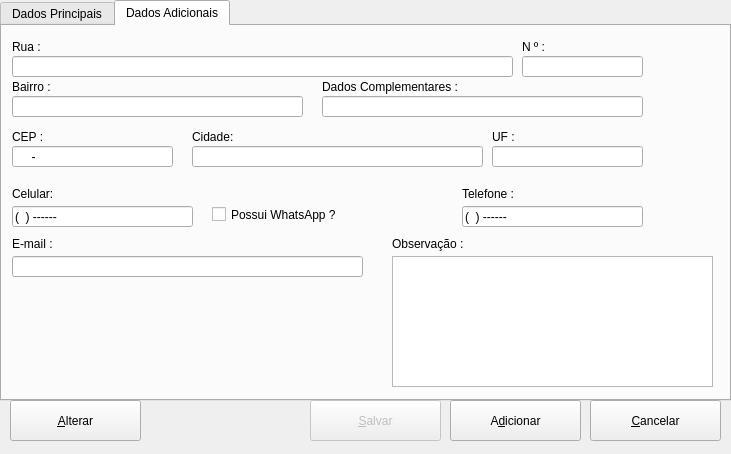
This is ui/CadAgencia.ui in Locked666/My-Finance-QtDesigner as Qt 5 draws it before an edit. The edited form follows.
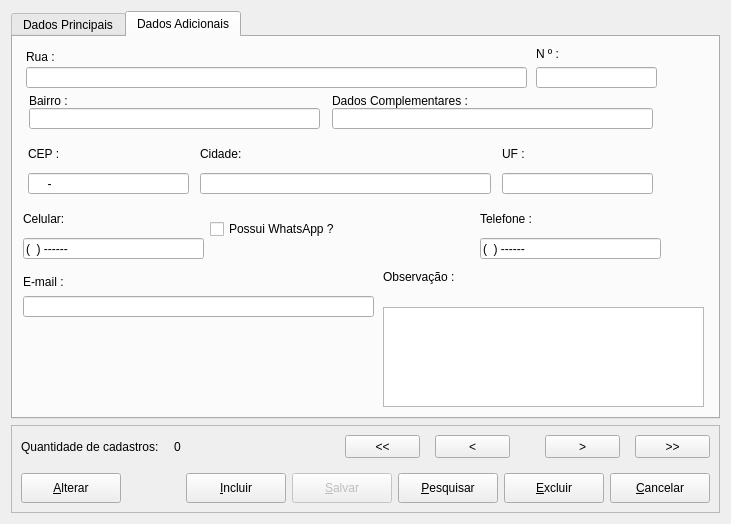
This is the edited form. The open tabs and pages were chosen to show the change. Icons and pictures are not drawn.

```diff
--- a/ui/CadAgencia.ui
+++ b/ui/CadAgencia.ui
@@ -10,7 +10,7 @@
     <x>0</x>
     <y>0</y>
     <width>731</width>
-    <height>454</height>
+    <height>524</height>
    </rect>
   </property>
   <property name="windowTitle">
@@ -19,15 +19,9 @@
   <property name="styleSheet">
    <string notr="true">font: 12pt &quot;Segoe UI&quot;;</string>
   </property>
+  <layout class="QVBoxLayout" name="verticalLayout_15">
+   <item>
   <widget class="QTabWidget" name="tabWidget">
-   <property name="geometry">
-    <rect>
-     <x>0</x>
-     <y>0</y>
-     <width>731</width>
-     <height>401</height>
-    </rect>
-   </property>
    <property name="styleSheet">
     <string notr="true">font: 12pt &quot;Segoe UI&quot;;</string>
    </property>
@@ -223,168 +217,273 @@
     <attribute name="title">
      <string>Dados Adicionais</string>
     </attribute>
+      <widget class="QWidget" name="">
+       <property name="geometry">
+        <rect>
+         <x>370</x>
+         <y>210</y>
+         <width>323</width>
+         <height>160</height>
+        </rect>
+       </property>
+       <layout class="QVBoxLayout" name="vertical_obs">
+        <property name="spacing">
+         <number>0</number>
+        </property>
+        <item>
+         <widget class="QLabel" name="label_27">
+          <property name="text">
+           <string>Observação :</string>
+          </property>
+         </widget>
+        </item>
+        <item>
+         <widget class="QPlainTextEdit" name="plainTextEdit">
+          <property name="minimumSize">
+           <size>
+            <width>321</width>
+            <height>100</height>
+           </size>
+          </property>
+          <property name="maximumSize">
+           <size>
+            <width>321</width>
+            <height>100</height>
+           </size>
+          </property>
+         </widget>
+        </item>
+       </layout>
+      </widget>
+      <widget class="QWidget" name="">
+       <property name="geometry">
+        <rect>
+         <x>10</x>
+         <y>10</y>
+         <width>638</width>
+         <height>212</height>
+        </rect>
+       </property>
+       <layout class="QVBoxLayout" name="verticalLayout_6">
+        <item>
+         <layout class="QVBoxLayout" name="verticalLayout_5">
+          <item>
+           <layout class="QHBoxLayout" name="horizontalLayout_9">
+            <item>
+             <layout class="QVBoxLayout" name="vertical_rua">
+              <property name="spacing">
+               <number>0</number>
+              </property>
+              <item>
     <widget class="QLabel" name="label_11">
-     <property name="geometry">
-      <rect>
-       <x>10</x>
-       <y>10</y>
-       <width>141</width>
-       <height>21</height>
-      </rect>
-     </property>
      <property name="text">
       <string>Rua :</string>
      </property>
     </widget>
+              </item>
+              <item>
     <widget class="QLineEdit" name="lineEdit_9">
-     <property name="geometry">
-      <rect>
-       <x>10</x>
-       <y>30</y>
+                <property name="minimumSize">
+                 <size>
        <width>501</width>
        <height>21</height>
-      </rect>
-     </property>
-    </widget>
+                 </size>
+                </property>
+                <property name="maximumSize">
+                 <size>
+                  <width>501</width>
+                  <height>21</height>
+                 </size>
+                </property>
+               </widget>
+              </item>
+             </layout>
+            </item>
+            <item>
+             <layout class="QVBoxLayout" name="vertical_numero">
+              <item>
     <widget class="QLabel" name="label_18">
-     <property name="geometry">
-      <rect>
-       <x>520</x>
-       <y>10</y>
-       <width>141</width>
-       <height>21</height>
-      </rect>
-     </property>
      <property name="text">
       <string>N º :</string>
      </property>
     </widget>
+              </item>
+              <item>
     <widget class="QLineEdit" name="lineEdit_16">
-     <property name="geometry">
-      <rect>
-       <x>520</x>
-       <y>30</y>
+                <property name="minimumSize">
+                 <size>
        <width>121</width>
        <height>21</height>
-      </rect>
-     </property>
-    </widget>
+                 </size>
+                </property>
+                <property name="maximumSize">
+                 <size>
+                  <width>121</width>
+                  <height>21</height>
+                 </size>
+                </property>
+               </widget>
+              </item>
+             </layout>
+            </item>
+           </layout>
+          </item>
+          <item>
+           <layout class="QHBoxLayout" name="horizontalLayout_10">
+            <item>
+             <layout class="QVBoxLayout" name="vertical_bairro">
+              <property name="spacing">
+               <number>0</number>
+              </property>
+              <item>
     <widget class="QLabel" name="label_19">
-     <property name="geometry">
-      <rect>
-       <x>10</x>
-       <y>50</y>
-       <width>141</width>
-       <height>21</height>
-      </rect>
-     </property>
      <property name="text">
       <string>Bairro :</string>
      </property>
     </widget>
+              </item>
+              <item>
     <widget class="QLineEdit" name="lineEdit_15">
-     <property name="geometry">
-      <rect>
-       <x>10</x>
-       <y>70</y>
+                <property name="minimumSize">
+                 <size>
        <width>291</width>
        <height>21</height>
-      </rect>
-     </property>
-    </widget>
+                 </size>
+                </property>
+                <property name="maximumSize">
+                 <size>
+                  <width>291</width>
+                  <height>21</height>
+                 </size>
+                </property>
+               </widget>
+              </item>
+             </layout>
+            </item>
+            <item>
+             <layout class="QVBoxLayout" name="vertical_complementar">
+              <property name="spacing">
+               <number>0</number>
+              </property>
+              <item>
     <widget class="QLabel" name="label_20">
-     <property name="geometry">
-      <rect>
-       <x>320</x>
-       <y>50</y>
-       <width>211</width>
-       <height>21</height>
-      </rect>
-     </property>
      <property name="text">
       <string>Dados Complementares :</string>
      </property>
     </widget>
+              </item>
+              <item>
     <widget class="QLineEdit" name="lineEdit_17">
-     <property name="geometry">
-      <rect>
-       <x>320</x>
-       <y>70</y>
+                <property name="minimumSize">
+                 <size>
        <width>321</width>
        <height>21</height>
-      </rect>
-     </property>
-    </widget>
+                 </size>
+                </property>
+                <property name="maximumSize">
+                 <size>
+                  <width>321</width>
+                  <height>21</height>
+                 </size>
+                </property>
+               </widget>
+              </item>
+             </layout>
+            </item>
+           </layout>
+          </item>
+         </layout>
+        </item>
+        <item>
+         <layout class="QHBoxLayout" name="horizontalLayout_11">
+          <item>
+           <layout class="QVBoxLayout" name="vertical_cep">
+            <property name="spacing">
+             <number>0</number>
+            </property>
+            <item>
     <widget class="QLabel" name="label_21">
-     <property name="geometry">
-      <rect>
-       <x>10</x>
-       <y>100</y>
-       <width>141</width>
-       <height>21</height>
-      </rect>
-     </property>
      <property name="text">
       <string>CEP :</string>
      </property>
     </widget>
+            </item>
+            <item>
     <widget class="QLineEdit" name="lineEdit_18">
-     <property name="geometry">
-      <rect>
-       <x>10</x>
-       <y>120</y>
+              <property name="minimumSize">
+               <size>
        <width>161</width>
        <height>21</height>
-      </rect>
+               </size>
+              </property>
+              <property name="maximumSize">
+               <size>
+                <width>161</width>
+                <height>21</height>
+               </size>
      </property>
      <property name="inputMask">
       <string>#####-###</string>
      </property>
     </widget>
+            </item>
+           </layout>
+          </item>
+          <item>
+           <layout class="QVBoxLayout" name="vertical_cidade">
+            <property name="spacing">
+             <number>0</number>
+            </property>
+            <item>
     <widget class="QLabel" name="label_22">
-     <property name="geometry">
-      <rect>
-       <x>190</x>
-       <y>100</y>
-       <width>141</width>
-       <height>21</height>
-      </rect>
-     </property>
      <property name="text">
       <string>Cidade:</string>
      </property>
     </widget>
+            </item>
+            <item>
     <widget class="QLineEdit" name="lineEdit_19">
-     <property name="geometry">
-      <rect>
-       <x>190</x>
-       <y>120</y>
+              <property name="minimumSize">
+               <size>
        <width>291</width>
        <height>21</height>
-      </rect>
-     </property>
-    </widget>
+               </size>
+              </property>
+              <property name="maximumSize">
+               <size>
+                <width>291</width>
+                <height>21</height>
+               </size>
+              </property>
+             </widget>
+            </item>
+           </layout>
+          </item>
+          <item>
+           <layout class="QVBoxLayout" name="vertical_uf">
+            <property name="spacing">
+             <number>0</number>
+            </property>
+            <item>
     <widget class="QLabel" name="label_23">
-     <property name="geometry">
-      <rect>
-       <x>490</x>
-       <y>100</y>
-       <width>141</width>
-       <height>21</height>
-      </rect>
-     </property>
      <property name="text">
       <string>UF :</string>
      </property>
     </widget>
+            </item>
+            <item>
     <widget class="QLineEdit" name="lineEdit_20">
-     <property name="geometry">
-      <rect>
-       <x>490</x>
-       <y>120</y>
+              <property name="minimumSize">
+               <size>
        <width>151</width>
        <height>21</height>
-      </rect>
+               </size>
+              </property>
+              <property name="maximumSize">
+               <size>
+                <width>151</width>
+                <height>21</height>
+               </size>
      </property>
      <property name="inputMethodHints">
       <set>Qt::ImhNoAutoUppercase</set>
@@ -393,27 +492,38 @@
       <number>2</number>
      </property>
     </widget>
+            </item>
+           </layout>
+          </item>
+         </layout>
+        </item>
+        <item>
+         <layout class="QHBoxLayout" name="horizontalLayout_4">
+          <item>
+           <layout class="QVBoxLayout" name="verticalLayout_12">
+            <property name="spacing">
+             <number>0</number>
+            </property>
+            <item>
     <widget class="QLabel" name="label_24">
-     <property name="geometry">
-      <rect>
-       <x>10</x>
-       <y>160</y>
-       <width>131</width>
-       <height>16</height>
-      </rect>
-     </property>
      <property name="text">
       <string>Celular:</string>
      </property>
     </widget>
+            </item>
+            <item>
     <widget class="QLineEdit" name="lineEdit_21">
-     <property name="geometry">
-      <rect>
-       <x>10</x>
-       <y>180</y>
+              <property name="minimumSize">
+               <size>
        <width>181</width>
        <height>21</height>
-      </rect>
+               </size>
+              </property>
+              <property name="maximumSize">
+               <size>
+                <width>181</width>
+                <height>21</height>
+               </size>
      </property>
      <property name="inputMask">
       <string>(##) #####-####</string>
@@ -428,14 +538,44 @@
       <enum>Qt::VisualMoveStyle</enum>
      </property>
     </widget>
+            </item>
+           </layout>
+          </item>
+          <item>
+           <widget class="QCheckBox" name="checkBox_4">
+            <property name="text">
+             <string>Possui WhatsApp ?</string>
+            </property>
+            <property name="checked">
+             <bool>false</bool>
+            </property>
+           </widget>
+          </item>
+          <item>
+           <layout class="QVBoxLayout" name="verticalLayout_13">
+            <property name="spacing">
+             <number>0</number>
+            </property>
+            <item>
+             <widget class="QLabel" name="label_25">
+              <property name="text">
+               <string>Telefone :</string>
+              </property>
+             </widget>
+            </item>
+            <item>
     <widget class="QLineEdit" name="lineEdit_22">
-     <property name="geometry">
-      <rect>
-       <x>460</x>
-       <y>180</y>
+              <property name="minimumSize">
+               <size>
        <width>181</width>
        <height>21</height>
-      </rect>
+               </size>
+              </property>
+              <property name="maximumSize">
+               <size>
+                <width>181</width>
+                <height>21</height>
+               </size>
      </property>
      <property name="inputMask">
       <string>(##) ####-####</string>
@@ -450,107 +590,356 @@
       <enum>Qt::VisualMoveStyle</enum>
      </property>
     </widget>
-    <widget class="QLabel" name="label_25">
-     <property name="geometry">
-      <rect>
-       <x>460</x>
-       <y>160</y>
-       <width>131</width>
-       <height>16</height>
-      </rect>
-     </property>
-     <property name="text">
-      <string>Telefone :</string>
-     </property>
-    </widget>
-    <widget class="QCheckBox" name="checkBox_4">
+            </item>
+           </layout>
+          </item>
+         </layout>
+        </item>
+       </layout>
+      </widget>
+      <widget class="QWidget" name="">
      <property name="geometry">
       <rect>
-       <x>210</x>
-       <y>180</y>
-       <width>151</width>
-       <height>17</height>
-      </rect>
-     </property>
-     <property name="text">
-      <string>Possui WhatsApp ?</string>
-     </property>
-     <property name="checked">
-      <bool>false</bool>
-     </property>
-    </widget>
+         <x>10</x>
+         <y>230</y>
+         <width>353</width>
+         <height>50</height>
+        </rect>
+       </property>
+       <layout class="QVBoxLayout" name="vertical_email">
+        <property name="spacing">
+         <number>0</number>
+        </property>
+        <item>
     <widget class="QLabel" name="label_26">
-     <property name="geometry">
-      <rect>
-       <x>10</x>
-       <y>210</y>
-       <width>131</width>
-       <height>16</height>
-      </rect>
-     </property>
      <property name="text">
       <string>E-mail :</string>
      </property>
     </widget>
+        </item>
+        <item>
     <widget class="QLineEdit" name="lineEdit_23">
-     <property name="geometry">
-      <rect>
-       <x>10</x>
-       <y>230</y>
+          <property name="minimumSize">
+           <size>
        <width>351</width>
        <height>21</height>
-      </rect>
+           </size>
+          </property>
+          <property name="maximumSize">
+           <size>
+            <width>351</width>
+            <height>21</height>
+           </size>
      </property>
      <property name="inputMask">
       <string/>
      </property>
     </widget>
-    <widget class="QLabel" name="label_27">
-     <property name="geometry">
-      <rect>
-       <x>390</x>
-       <y>210</y>
-       <width>131</width>
-       <height>16</height>
-      </rect>
+        </item>
+       </layout>
+      </widget>
+     </widget>
+    </widget>
+   </item>
+   <item>
+    <widget class="QFrame" name="frame">
+     <property name="frameShape">
+      <enum>QFrame::StyledPanel</enum>
      </property>
+     <property name="frameShadow">
+      <enum>QFrame::Raised</enum>
+     </property>
+     <layout class="QVBoxLayout" name="verticalLayout_14">
+      <property name="spacing">
+       <number>15</number>
+      </property>
+      <item>
+       <layout class="QHBoxLayout" name="horizontalLayout_6">
+        <item>
+         <layout class="QHBoxLayout" name="horizontalLayout_5">
+          <item>
+           <widget class="QLabel" name="label_6">
      <property name="text">
-      <string>Observação :</string>
-     </property>
-    </widget>
-    <widget class="QPlainTextEdit" name="plainTextEdit">
-     <property name="geometry">
-      <rect>
-       <x>390</x>
-       <y>230</y>
-       <width>321</width>
-       <height>131</height>
-      </rect>
-     </property>
-    </widget>
-   </widget>
-  </widget>
-  <widget class="QPushButton" name="pushButton_3">
-   <property name="geometry">
-    <rect>
-     <x>10</x>
-     <y>400</y>
+             <string>Quantidade de cadastros:</string>
+            </property>
+           </widget>
+          </item>
+          <item>
+           <widget class="QLabel" name="lbl_total">
+            <property name="text">
+             <string>0</string>
+            </property>
+           </widget>
+          </item>
+         </layout>
+        </item>
+        <item>
+         <spacer name="horizontalSpacer_3">
+          <property name="orientation">
+           <enum>Qt::Horizontal</enum>
+          </property>
+          <property name="sizeHint" stdset="0">
+           <size>
+            <width>178</width>
+            <height>20</height>
+           </size>
+          </property>
+         </spacer>
+        </item>
+        <item>
+         <layout class="QHBoxLayout" name="horizontalLayout_7">
+          <item>
+           <widget class="QPushButton" name="bnt_back_full">
+            <property name="minimumSize">
+             <size>
+              <width>75</width>
+              <height>23</height>
+             </size>
+            </property>
+            <property name="toolTip">
+             <string>&lt;html&gt;&lt;head/&gt;&lt;body&gt;&lt;p&gt;Ir para o primeiro...&lt;/p&gt;&lt;/body&gt;&lt;/html&gt;</string>
+            </property>
+            <property name="text">
+             <string>&lt;&lt;</string>
+            </property>
+           </widget>
+          </item>
+          <item>
+           <widget class="QPushButton" name="bnt_back">
+            <property name="minimumSize">
+             <size>
+              <width>75</width>
+              <height>23</height>
+             </size>
+            </property>
+            <property name="toolTip">
+             <string>&lt;html&gt;&lt;head/&gt;&lt;body&gt;&lt;p&gt;Voltar...&lt;/p&gt;&lt;/body&gt;&lt;/html&gt;</string>
+            </property>
+            <property name="text">
+             <string>&lt;</string>
+            </property>
+           </widget>
+          </item>
+          <item>
+           <spacer name="horizontalSpacer_2">
+            <property name="orientation">
+             <enum>Qt::Horizontal</enum>
+            </property>
+            <property name="sizeType">
+             <enum>QSizePolicy::Minimum</enum>
+            </property>
+            <property name="sizeHint" stdset="0">
+             <size>
+              <width>20</width>
+              <height>20</height>
+             </size>
+            </property>
+           </spacer>
+          </item>
+          <item>
+           <widget class="QPushButton" name="bnt_next">
+            <property name="maximumSize">
+             <size>
+              <width>75</width>
+              <height>23</height>
+             </size>
+            </property>
+            <property name="toolTip">
+             <string>&lt;html&gt;&lt;head/&gt;&lt;body&gt;&lt;p&gt;Próximo...&lt;/p&gt;&lt;/body&gt;&lt;/html&gt;</string>
+            </property>
+            <property name="text">
+             <string>&gt;</string>
+            </property>
+           </widget>
+          </item>
+          <item>
+           <widget class="QPushButton" name="bnt_next_full">
+            <property name="maximumSize">
+             <size>
+              <width>75</width>
+              <height>23</height>
+             </size>
+            </property>
+            <property name="toolTip">
+             <string>&lt;html&gt;&lt;head/&gt;&lt;body&gt;&lt;p&gt;&lt;span style=&quot; font-weight:600;&quot;&gt;Ir para o fim.&lt;/span&gt;&lt;/p&gt;&lt;/body&gt;&lt;/html&gt;</string>
+            </property>
+            <property name="text">
+             <string>&gt;&gt;</string>
+            </property>
+           </widget>
+          </item>
+         </layout>
+        </item>
+       </layout>
+      </item>
+      <item>
+       <layout class="QHBoxLayout" name="horizontalLayout_8">
+        <property name="spacing">
+         <number>6</number>
+        </property>
+        <property name="sizeConstraint">
+         <enum>QLayout::SetDefaultConstraint</enum>
+        </property>
+        <property name="leftMargin">
+         <number>0</number>
+        </property>
+        <item>
+         <widget class="QPushButton" name="bnt_alterar">
+          <property name="minimumSize">
+           <size>
+            <width>100</width>
+            <height>30</height>
+           </size>
+          </property>
+          <property name="maximumSize">
+           <size>
      <width>131</width>
      <height>41</height>
-    </rect>
+           </size>
    </property>
    <property name="text">
     <string>&amp;Alterar</string>
    </property>
   </widget>
-  <widget class="QPushButton" name="pushButton_4">
-   <property name="geometry">
-    <rect>
-     <x>590</x>
-     <y>400</y>
+        </item>
+        <item>
+         <spacer name="horizontalSpacer_4">
+          <property name="orientation">
+           <enum>Qt::Horizontal</enum>
+          </property>
+          <property name="sizeHint" stdset="0">
+           <size>
+            <width>58</width>
+            <height>20</height>
+           </size>
+          </property>
+         </spacer>
+        </item>
+        <item>
+         <widget class="QPushButton" name="bnt_adicionar">
+          <property name="enabled">
+           <bool>true</bool>
+          </property>
+          <property name="minimumSize">
+           <size>
+            <width>100</width>
+            <height>30</height>
+           </size>
+          </property>
+          <property name="maximumSize">
+           <size>
      <width>131</width>
      <height>41</height>
-    </rect>
+           </size>
+          </property>
+          <property name="text">
+           <string>&amp;Incluir</string>
+          </property>
+          <property name="shortcut">
+           <string>Alt+I</string>
+          </property>
+         </widget>
+        </item>
+        <item>
+         <widget class="QPushButton" name="bnt_salvar">
+          <property name="enabled">
+           <bool>false</bool>
+          </property>
+          <property name="minimumSize">
+           <size>
+            <width>100</width>
+            <height>0</height>
+           </size>
+          </property>
+          <property name="maximumSize">
+           <size>
+            <width>100</width>
+            <height>36</height>
+           </size>
+          </property>
+          <property name="text">
+           <string>&amp;Salvar</string>
+          </property>
+          <property name="shortcut">
+           <string/>
+          </property>
+         </widget>
+        </item>
+        <item>
+         <widget class="QPushButton" name="bnt_search">
+          <property name="minimumSize">
+           <size>
+            <width>100</width>
+            <height>0</height>
+           </size>
+          </property>
+          <property name="maximumSize">
+           <size>
+            <width>100</width>
+            <height>36</height>
+           </size>
+          </property>
+          <property name="text">
+           <string>&amp;Pesquisar</string>
+          </property>
+          <property name="shortcut">
+           <string>Alt+P</string>
+          </property>
+          <property name="checkable">
+           <bool>false</bool>
+          </property>
+          <property name="checked">
+           <bool>false</bool>
+          </property>
+          <property name="autoRepeat">
+           <bool>false</bool>
+          </property>
+         </widget>
+        </item>
+        <item>
+         <widget class="QPushButton" name="bnt_excluir">
+          <property name="minimumSize">
+           <size>
+            <width>100</width>
+            <height>30</height>
+           </size>
+          </property>
+          <property name="maximumSize">
+           <size>
+            <width>131</width>
+            <height>41</height>
+           </size>
+          </property>
+          <property name="text">
+           <string>&amp;Excluir</string>
+          </property>
+          <property name="shortcut">
+           <string>Alt+E</string>
+          </property>
+          <property name="checkable">
+           <bool>false</bool>
+          </property>
+          <property name="checked">
+           <bool>false</bool>
+          </property>
+          <property name="autoRepeat">
+           <bool>false</bool>
+          </property>
+         </widget>
+        </item>
+        <item>
+         <widget class="QPushButton" name="bnt_cancelar">
+          <property name="minimumSize">
+           <size>
+            <width>100</width>
+            <height>30</height>
+           </size>
+          </property>
+          <property name="maximumSize">
+           <size>
+            <width>131</width>
+            <height>41</height>
+           </size>
    </property>
    <property name="text">
     <string>&amp;Cancelar</string>
@@ -568,45 +957,16 @@
     <bool>false</bool>
    </property>
   </widget>
-  <widget class="QPushButton" name="pushButton_2">
-   <property name="enabled">
-    <bool>true</bool>
-   </property>
-   <property name="geometry">
-    <rect>
-     <x>450</x>
-     <y>400</y>
-     <width>131</width>
-     <height>41</height>
-    </rect>
-   </property>
-   <property name="text">
-    <string>A&amp;dicionar</string>
-   </property>
-   <property name="shortcut">
-    <string>Alt+D</string>
-   </property>
-  </widget>
-  <widget class="QPushButton" name="pushButton_5">
-   <property name="enabled">
-    <bool>false</bool>
-   </property>
-   <property name="geometry">
-    <rect>
-     <x>310</x>
-     <y>400</y>
-     <width>131</width>
-     <height>41</height>
-    </rect>
-   </property>
-   <property name="text">
-    <string>&amp;Salvar</string>
-   </property>
-   <property name="shortcut">
-    <string/>
-   </property>
-  </widget>
- </widget>
- <resources/>
+        </item>
+       </layout>
+      </item>
+     </layout>
+    </widget>
+   </item>
+  </layout>
+ </widget>
+ <resources>
+  <include location="../src/resources/icons.qrc"/>
+ </resources>
  <connections/>
 </ui>
```
Left out of the diff: 319 changed lines with no effect on the pictures. Lines whose indentation alone changed are shown as unchanged.
